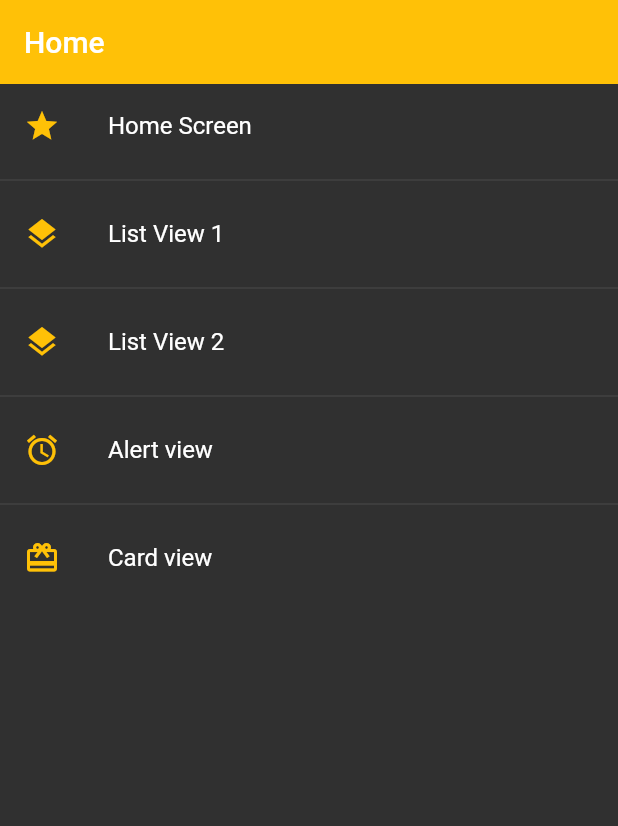
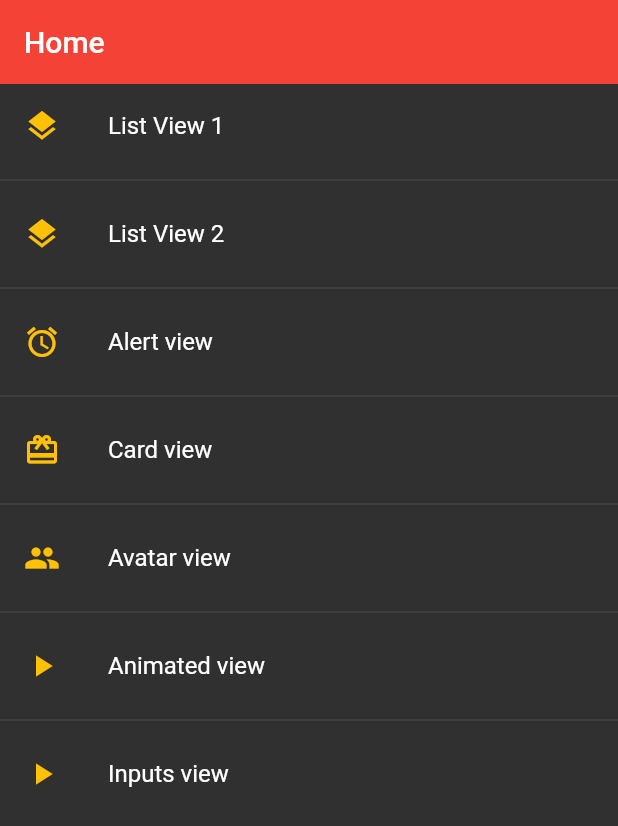
Before and after one commit to joergb94/fl_components, a Flutter app: the screen it shows after launch, on a phone screen of 412 x 824 dp. Shown: the top 826 px of the screen. Run offline on Flutter 3.47's test engine with Material 2 defaults, Android fonts, the phone set to English and light mode, and no system bars.

```diff
--- a/components/lib/main.dart
+++ b/components/lib/main.dart
@@ -18,7 +18,7 @@ class MyApp extends StatelessWidget {
       initialRoute: AppRoutes.initialRoute,
       routes:AppRoutes.getAppRoutes(),
       onGenerateRoute: (settings) => AppRoutes.onGenerateRoute(settings),
-      theme:AppTheme.primaryTheme,
+      theme:AppTheme.secondaryTheme,
     );
   }
 }
--- a/components/lib/router/app_routes.dart
+++ b/components/lib/router/app_routes.dart
@@ -5,15 +5,20 @@ import 'package:components/screens/screens.dart';
 class AppRoutes{
   static const initialRoute = "Home";
   static final menuOptions = <MenuOption>[
-    MenuOption(route: 'Home',  name: 'Home Screen', screen:  const HomeScreen(),icon:Icons.star),
+    //MenuOption(route: 'Home',  name: 'Home Screen', screen:  const HomeScreen(),icon:Icons.star),
     MenuOption(route: 'List1',  name: 'List View 1', screen: const ListView1Screen() ,icon:Icons.layers),
     MenuOption(route: 'List2',  name: 'List View 2', screen: const ListView2Screen() ,icon:Icons.layers),
     MenuOption(route: 'alert',  name: 'Alert view', screen: const AlertScreen() ,icon:Icons.alarm),
     MenuOption(route: 'card',  name: 'Card view', screen: const CardScreen() ,icon:Icons.card_giftcard),
+    MenuOption(route: 'Avatar',  name: 'Avatar view', screen: const AvatarScreen() ,icon:Icons.people),
+    MenuOption(route: 'Animated',  name: 'Animated view', screen: const AnimatedScreen() ,icon:Icons.play_arrow),
+    MenuOption(route: 'Inputs',  name: 'Inputs view', screen: const InputsScreen() ,icon:Icons.play_arrow),
   ];
 
   static Map<String, Widget Function(BuildContext)> getAppRoutes(){
   Map<String, Widget Function(BuildContext)> appRoutes = {};
+     appRoutes.addAll({'Home': (BuildContext context) => const HomeScreen()});
+
     for (final option in menuOptions) {
       appRoutes.addAll({option.route: (BuildContext context) => option.screen});
     }
--- a/components/lib/screens/screens.dart
+++ b/components/lib/screens/screens.dart
@@ -1,5 +1,8 @@
 export 'package:components/screens/alert_screen.dart';
+export 'package:components/screens/animated_screen.dart';
+export 'package:components/screens/avatar_screen.dart';
 export 'package:components/screens/card_screen.dart';
 export 'package:components/screens/listview1_screen.dart';
 export 'package:components/screens/listview2_screen.dart';
 export 'package:components/screens/home_screen.dart';
+export 'package:components/screens/inputs_screen.dart';
--- a/components/lib/themes/theme.dart
+++ b/components/lib/themes/theme.dart
@@ -3,9 +3,79 @@ import 'package:flutter/material.dart';
 
 class AppTheme{
   static const Color primary = Colors.amber;
-  static final ThemeData primaryTheme =  ThemeData.dark().copyWith(
+  static const Color secondary = Colors.red;
+  static final ThemeData primaryTheme =  ThemeData.light().copyWith(
         primaryColor: primary,
         appBarTheme: const AppBarTheme(color: primary, elevation: 0,),
+        //textbutton
+        textButtonTheme: TextButtonThemeData(
+          style:TextButton.styleFrom(primary: primary),
+          ),
+        //floatingactionbutton
+          floatingActionButtonTheme: const FloatingActionButtonThemeData(
+            backgroundColor: primary,
+            elevation: 0,
+            ),
+        //elecated button theme
+        elevatedButtonTheme: ElevatedButtonThemeData(
+          style: ElevatedButton.styleFrom(
+            backgroundColor: primary,
+            shape: const StadiumBorder(),
+            elevation:0
+          ),
+        ),
+        //inpu decoration theme
+        inputDecorationTheme: const InputDecorationTheme(
+          floatingLabelStyle: TextStyle(color: primary),
+          enabledBorder: OutlineInputBorder(
+            borderSide: BorderSide(color: primary),
+            borderRadius: BorderRadius.all(Radius.circular(15)),
+          ),
+          focusedBorder: OutlineInputBorder(
+            borderSide: BorderSide(color: primary),
+            borderRadius: BorderRadius.all(Radius.circular(15)),
+          ),
+          border:  OutlineInputBorder(
+            borderRadius: BorderRadius.all(Radius.circular(15)),
+          )
+        )
+      );
 
-      );
+  static final ThemeData secondaryTheme = ThemeData.dark().copyWith(
+        primaryColor: secondary,
+        appBarTheme: const AppBarTheme(color: secondary, elevation: 0),
+         textButtonTheme: TextButtonThemeData(
+          style:TextButton.styleFrom(primary: secondary),
+          ),
+          //floatingactionbutton
+          floatingActionButtonTheme: const FloatingActionButtonThemeData(
+            backgroundColor: secondary,
+            elevation: 0,
+            ),
+        //elecated button theme
+        elevatedButtonTheme: ElevatedButtonThemeData(
+          style: ElevatedButton.styleFrom(
+            backgroundColor: secondary,
+            shape: const StadiumBorder(),
+            elevation:0
+          ),
+        ),
+        //inpu decoration theme
+        inputDecorationTheme: const InputDecorationTheme(
+          floatingLabelStyle: TextStyle(color: secondary),
+          enabledBorder: OutlineInputBorder(
+            borderSide: BorderSide(color: secondary),
+            borderRadius: BorderRadius.all(Radius.circular(15)),
+          ),
+          focusedBorder: OutlineInputBorder(
+            borderSide: BorderSide(color: secondary),
+            borderRadius: BorderRadius.all(Radius.circular(15)),
+          ),
+          border:  OutlineInputBorder(
+            borderRadius: BorderRadius.all(Radius.circular(15)),
+          )
+        )
+        );
+
+
 }
--- /dev/null
+++ b/components/lib/widgets/widgets.dart
@@ -0,0 +1,3 @@
+export 'package:components/widgets/custom_card.dart';
+export 'package:components/widgets/custom_card2.dart';
+export 'package:components/widgets/custom_input.dart';
--- a/components/pubspec.yaml
+++ b/components/pubspec.yaml
@@ -59,9 +59,8 @@ flutter:
   uses-material-design: true
 
   # To add assets to your application, add an assets section, like this:
-  # assets:
-  #   - images/a_dot_burr.jpeg
-  #   - images/a_dot_ham.jpeg
+  assets:
+    - assets/images/
 
   # An image asset can refer to one or more resolution-specific "variants", see
   # https://flutter.dev/assets-and-images/#resolution-aware
```
Also changed, not shown: components/lib/screens/alert_screen.dart (+77 -3 lines), components/lib/screens/animated_screen.dart (added, +54 -0 lines), components/lib/screens/avatar_screen.dart (added, +31 -0 lines), components/lib/screens/card_screen.dart (+17 -4 lines), components/lib/screens/inputs_screen.dart (added, +55 -0 lines), components/lib/widgets/custom_card.dart (added, +41 -0 lines), components/lib/widgets/custom_card2.dart (added, +46 -0 lines), components/lib/widgets/custom_input.dart (added, +54 -0 lines), components/assets/images/load.gif (added).
